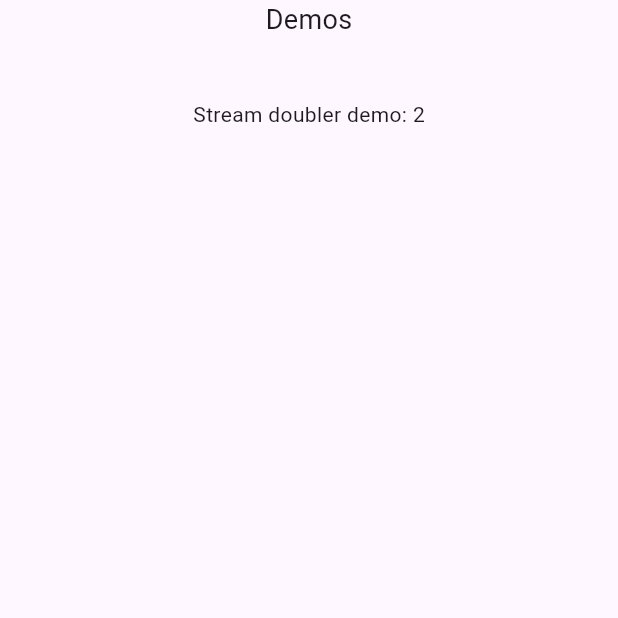
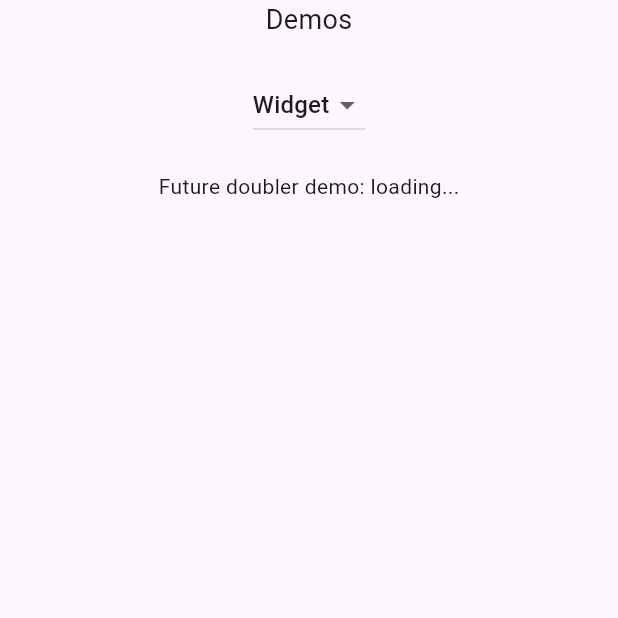
Before and after one commit to maybecake/flow, a Flutter app: the first screen one second after launch, on a phone screen of 412 x 824 dp, the top half of it. Run offline on Flutter 3.47's test engine with Material 3 defaults, Android fonts, the phone set to English and light mode, and no system bars; our stand-ins replace flutter_riverpod, riverpod_annotation; generated files the repository leaves out were written again.

Commit message:
Add demos for different stream cases.

```diff
--- a/flow_1/lib/async/streams.dart
+++ b/flow_1/lib/async/streams.dart
@@ -1,3 +1,4 @@
+import 'package:flow_1/helpers/debug.dart';
 import 'package:flow_1/helpers/strings.dart';
 import 'package:flutter/material.dart';
 import 'package:flutter_riverpod/flutter_riverpod.dart';
@@ -12,19 +13,21 @@ int simpleNumbersBuilds = 0;
 @riverpod
 Stream<int> simpleNumbers(SimpleNumbersRef ref) async* {
   const color = ConsoleColors.green;
-  printColor('  ^ simpleNumbers ${++simpleNumbersBuilds}', color);
-  ref.onDispose(() {
-    printColor('  🫠 simpleNumbers $simpleNumbersBuilds', color);
-  });
+  addDebug('simpleNumbers', ++simpleNumbersBuilds, color, ref.onDispose);
 
+  printColor('  < ($simpleNumbersBuilds) waiting for 1st', color);
+  await Future.delayed(const Duration(seconds: 2), () {});
   printColor('  < ($simpleNumbersBuilds) yield 1', color);
   yield 1;
-  await Future.delayed(const Duration(seconds: 1), () {});
+  await Future.delayed(const Duration(seconds: 2), () {});
   printColor('  < ($simpleNumbersBuilds) yield 2', color);
   yield 2;
-  await Future.delayed(const Duration(seconds: 1), () {});
+  await Future.delayed(const Duration(seconds: 2), () {});
   printColor('  < ($simpleNumbersBuilds) yield 3', color);
   yield 3;
+
+  await Future.delayed(const Duration(seconds: 2), () {});
+  ref.invalidateSelf();
 }
 
 /// Number of times [streamDoublerProvider] is built.
@@ -36,14 +39,33 @@ int streamDoublerBuilds = 0;
 @riverpod
 Stream<int> streamDoubler(StreamDoublerRef ref) async* {
   const color = ConsoleColors.red;
-  printColor(' ^ streamDoubler(${++streamDoublerBuilds})', color);
-  ref.onDispose(() {
-    printColor(' 🫠 streamDoubler($streamDoublerBuilds)', color);
-  });
+  addDebug('streamDoubler', ++streamDoublerBuilds, color, ref.onDispose);
 
   final number = await ref.watch(simpleNumbersProvider.future);
   printColor('  > streamDoubler($streamDoublerBuilds) > $number', color);
   yield number * 2;
+}
+
+/// Demonstrates broken looping behavior due to [simpleNumbersProviders] being
+/// unexpectedly disposed.
+class BrokenStreamDoublerDemo extends ConsumerWidget {
+  const BrokenStreamDoublerDemo({super.key});
+
+  @override
+  Widget build(BuildContext context, WidgetRef ref) {
+    final value = ref.watch(streamDoublerProvider).when(
+        // Prevents flickering due to the [streamDoublerProvider] being rebuilt.
+        // skipLoadingOnReload: true,
+        data: (data) => data.toString(),
+        error: (e, st) => '$e, $st',
+        loading: () {
+          printColor(
+              'Broken StreamDoublerDemo loading...', ConsoleColors.white);
+          return 'loading...';
+        });
+
+    return Text('Broken Stream doubler demo: $value');
+  }
 }
 
 class StreamDoublerDemo extends ConsumerWidget {
@@ -51,11 +73,27 @@ class StreamDoublerDemo extends ConsumerWidget {
 
   @override
   Widget build(BuildContext context, WidgetRef ref) {
+    // !!! IMPORTANT !!!
+    //
+    // Without this watch, the [streamDoublerProvider] will
+    // dispose of itself and the [simpleNumbersProvider] that it has been
+    // watching, this causes a loop of the first value yielded by
+    // [simpleNumbersProvider].
+    //
+    // This is not a good pattern (breaks encapsulation) since the goal is to
+    // not have to know that [streamDoublerProvider] depends on
+    // [simpleNumbersProvider].
+    ref.watch(simpleNumbersProvider);
+
     final value = ref.watch(streamDoublerProvider).when(
-          data: (data) => data.toString(),
-          error: (e, st) => '$e, $st',
-          loading: () => 'loading...',
-        );
+        // Prevents flickering due to the [streamDoublerProvider] being rebuilt.
+        skipLoadingOnReload: true,
+        data: (data) => data.toString(),
+        error: (e, st) => '$e, $st',
+        loading: () {
+          printColor(' StreamDoublerDemo loading...', ConsoleColors.white);
+          return 'loading...';
+        });
 
     return Text('Stream doubler demo: $value');
   }
@@ -70,10 +108,7 @@ int futureDoublerBuilds = 0;
 @riverpod
 Future<int> futureDoubler(FutureDoublerRef ref) async {
   const color = ConsoleColors.yellow;
-  printColor(' ^ futureDoubler(${++futureDoublerBuilds})', color);
-  ref.onDispose(() {
-    printColor(' 🫠 futureDoubler($futureDoublerBuilds)', color);
-  });
+  addDebug('futureDoubler', ++futureDoublerBuilds, color, ref.onDispose);
 
   final number = await ref.watch(simpleNumbersProvider.future);
   printColor('  > futureDoubler($futureDoublerBuilds) > $number', color);
@@ -85,11 +120,66 @@ class FutureDoublerDemo extends ConsumerWidget {
   @override
   Widget build(BuildContext context, WidgetRef ref) {
     final value = ref.watch(futureDoublerProvider).when(
-          data: (data) => data.toString(),
-          error: (e, st) => '$e, $st',
-          loading: () => 'loading...',
-        );
+        // Prevents flickering due to the provider being rebuilt.
+        skipLoadingOnReload: true,
+        data: (data) => data.toString(),
+        error: (e, st) => '$e, $st',
+        loading: () {
+          printColor(' FutureDoublerDemo loading...', ConsoleColors.white);
+          return 'loading...';
+        });
 
     return Text('Future doubler demo: $value');
   }
 }
+
+class StreamDemos extends StatefulWidget {
+  StreamDemos({super.key});
+
+  final demos = [
+    const FutureDoublerDemo(),
+    const BrokenStreamDoublerDemo(),
+    const StreamDoublerDemo()
+  ];
+
+  @override
+  State<StreamDemos> createState() => _StreamDemosState();
+}
+
+class _StreamDemosState extends State<StreamDemos> {
+  late ConsumerWidget? selected;
+
+  @override
+  void initState() {
+    super.initState();
+    selected = widget.demos.firstOrNull;
+  }
+
+  @override
+  Widget build(BuildContext context) {
+    printColor('Resetting', ConsoleColors.white);
+    return Column(children: [
+      DropdownButton(
+          value: selected,
+          items: widget.demos
+              .map(
+                (e) => DropdownMenuItem(
+                  value: e,
+                  child: Text(
+                    e.toString(),
+                  ),
+                ),
+              )
+              .toList(),
+          onChanged: (e) {
+            setState(() {
+              selected = e;
+            });
+          }),
+      const SizedBox(height: 20.0),
+      Builder(
+        builder: (_) => selected ?? const Text('Select a demo! 👆'),
+      ),
+    ]);
+  }
+}
--- a/flow_1/lib/main.dart
+++ b/flow_1/lib/main.dart
@@ -11,16 +11,16 @@ class MainApp extends StatelessWidget {
 
   @override
   Widget build(BuildContext context) {
-    return const MaterialApp(
+    return MaterialApp(
       home: Scaffold(
         body: Center(
             child: Column(
           children: [
-            Text('Demos', style: TextStyle(fontSize: 18.0)),
-            SizedBox(height: 20.0),
-            // FutureDoublerDemo(),
-            SizedBox(height: 20.0),
-            StreamDoublerDemo(),
+            const Text('Demos', style: TextStyle(fontSize: 18.0)),
+            const SizedBox(height: 20.0),
+            StreamDemos(),
+            const SizedBox(height: 20.0),
+            // StreamDoublerDemo(),
           ],
         )),
       ),
```
Also changed, not shown: flow_1/lib/helpers/debug.dart (added, +8 -0 lines), flow_1/lib/async/streams.g.dart.
